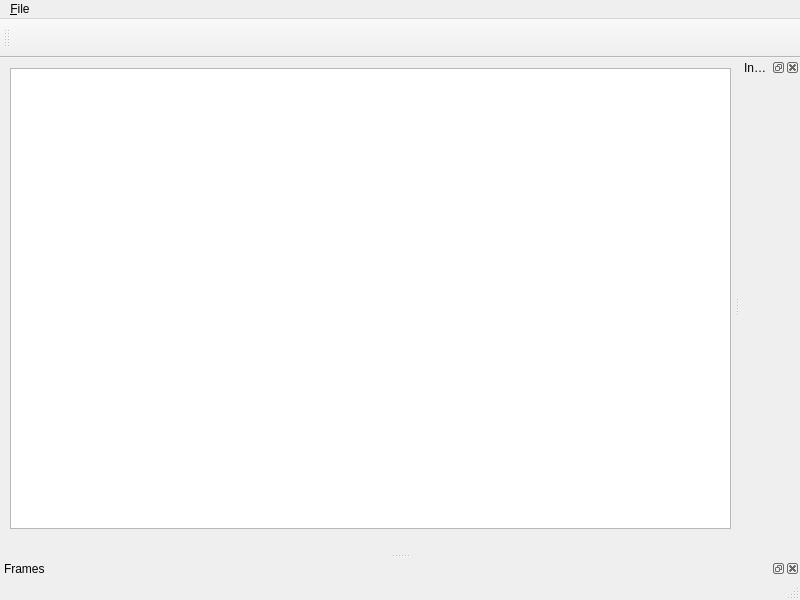
Above: mainwindow.ui from PhilippBleimund/Rosis-Video-Editor before the change. Below: the same form after it.
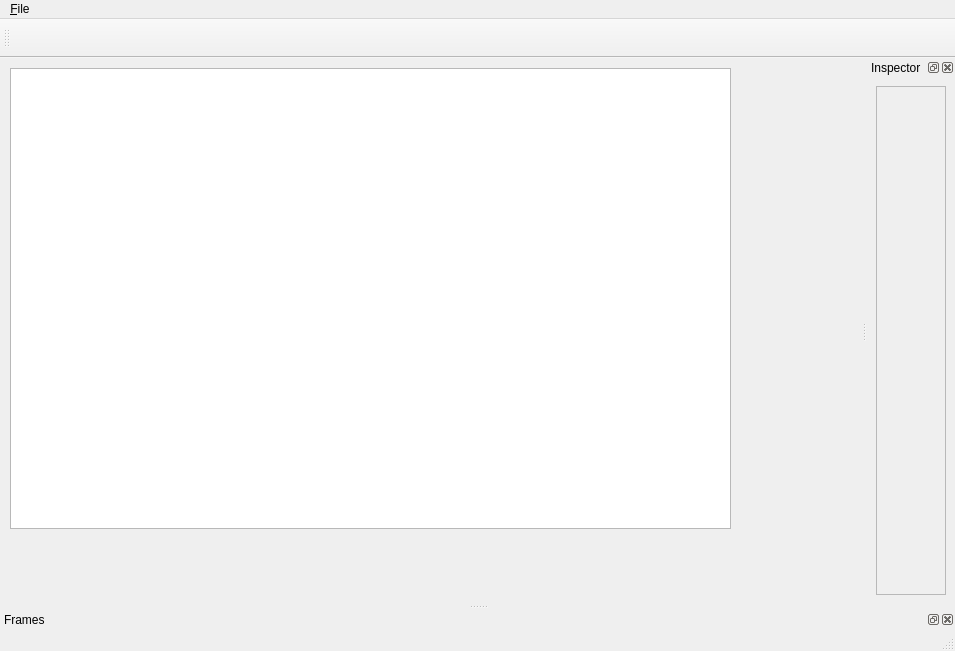
That is the form after the change. Icons and pictures are not drawn.

```diff
--- a/mainwindow.ui
+++ b/mainwindow.ui
@@ -6,8 +6,8 @@
    <rect>
     <x>0</x>
     <y>0</y>
-    <width>800</width>
-    <height>600</height>
+    <width>955</width>
+    <height>651</height>
    </rect>
   </property>
   <property name="windowTitle">
@@ -30,7 +30,7 @@
     <rect>
      <x>0</x>
      <y>0</y>
-     <width>800</width>
+     <width>955</width>
      <height>23</height>
     </rect>
    </property>
@@ -72,19 +72,52 @@
    <addaction name="actionStop_Video"/>
   </widget>
   <widget class="QDockWidget" name="inspect_dockWidget">
+   <property name="sizePolicy">
+    <sizepolicy hsizetype="Expanding" vsizetype="Expanding">
+     <horstretch>0</horstretch>
+     <verstretch>0</verstretch>
+    </sizepolicy>
+   </property>
    <property name="minimumSize">
     <size>
-     <width>60</width>
-     <height>36</height>
+     <width>88</width>
+     <height>108</height>
     </size>
    </property>
+   <property name="layoutDirection">
+    <enum>Qt::LeftToRight</enum>
+   </property>
+   <property name="floating">
+    <bool>false</bool>
+   </property>
    <property name="windowTitle">
     <string>Inspector</string>
    </property>
    <attribute name="dockWidgetArea">
     <number>2</number>
    </attribute>
-   <widget class="QWidget" name="dockWidgetContents"/>
+   <widget class="QWidget" name="dockWidgetContents">
+    <layout class="QGridLayout" name="gridLayout">
+     <item row="0" column="0">
+      <widget class="QScrollArea" name="scrollArea">
+       <property name="widgetResizable">
+        <bool>true</bool>
+       </property>
+       <widget class="QWidget" name="scrollAreaWidgetContents">
+        <property name="geometry">
+         <rect>
+          <x>0</x>
+          <y>0</y>
+          <width>136</width>
+          <height>489</height>
+         </rect>
+        </property>
+        <layout class="QVBoxLayout" name="verticalLayout"/>
+       </widget>
+      </widget>
+     </item>
+    </layout>
+   </widget>
   </widget>
   <action name="actionAddText">
    <property name="icon">
```
